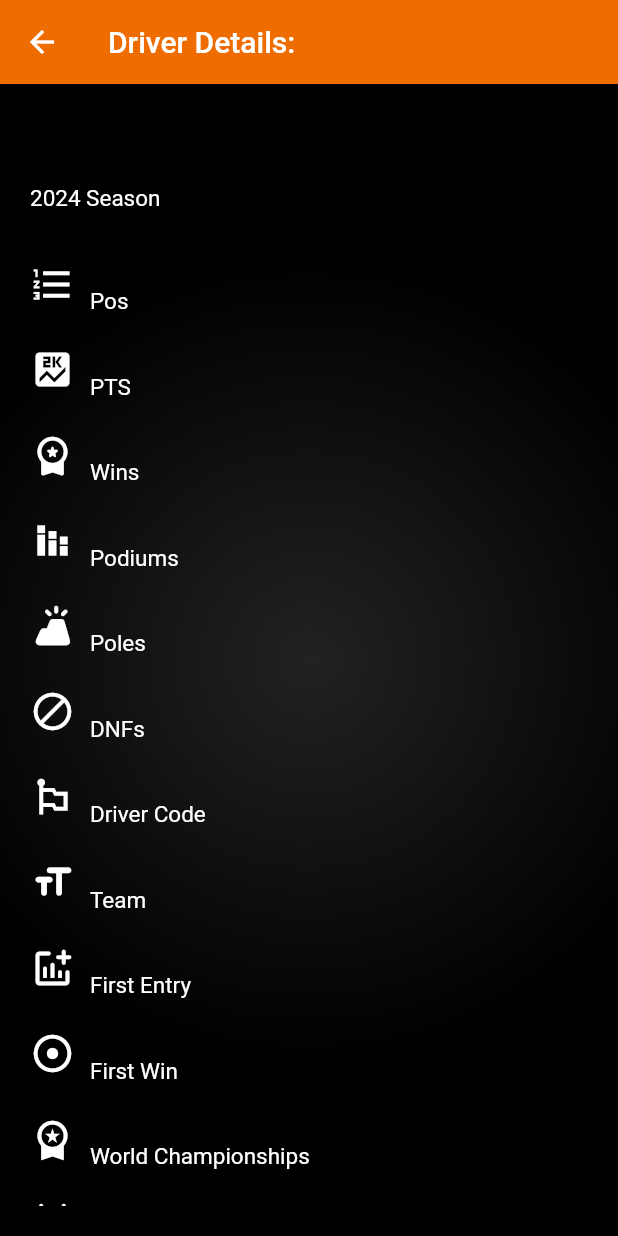
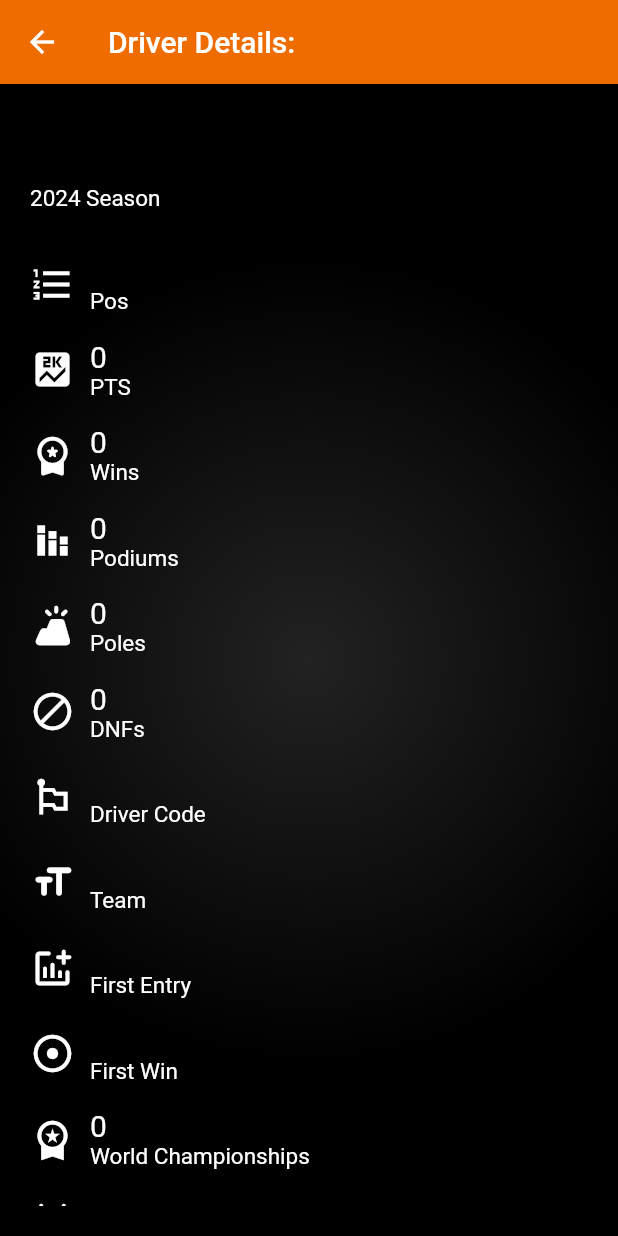
Before and after one commit to Rakshit-Attri/pit_stop, a Flutter app: the DriverDetailScreen screen opened directly with empty values, on a phone screen of 412 x 824 dp. Run offline on Flutter 3.47's test engine with Material 3 defaults, Android fonts, the phone set to English and light mode, and no system bars; our stand-ins replace cached_network_image, carousel_slider, dio, flutter_secure_storage, flutter_spinkit, flutter_svg and 4 more; accounts and stored records are empty; network calls fail.

Commit message:
minor fixess

```diff
--- a/lib/models/stamdings_model.dart
+++ b/lib/models/stamdings_model.dart
@@ -2,15 +2,15 @@ class Driver {
   String number;
   String name;
   String team;
-  String points;
-  String wins;
-  String podiums;
-  String poles;
-  String dnfs;
+  int points;
+  int wins;
+  int podiums;
+  int poles;
+  int dnfs;
   String drivercode;
   String firstentry;
   String firstwin;
-  String wc;
+  int wc;
   String dob;
   String country;
   String details;
@@ -41,19 +41,19 @@ class Driver {
       number: json['number'] ?? '',
       name: json['name'] ?? '',
       team: json['team'] ?? '',
-      points: json['points'] ?? '',
-      wins: json['wins'] ?? '',
-      podiums: json['podiums'] ?? '',
-      poles: json['poles'] ?? '',
-      dnfs: json['dnfs'] ?? '',
+      points: json['points'] is int ? json['points'] : int.tryParse(json['points'].toString()) ?? 0,
+      wins: json['wins'] is int ? json['wins'] : int.tryParse(json['wins'].toString()) ?? 0,
+      podiums: json['podiums'] is int ? json['podiums'] : int.tryParse(json['podiums'].toString()) ?? 0,
+      poles: json['poles'] is int ? json['poles'] : int.tryParse(json['poles'].toString()) ?? 0,
+      dnfs: json['dnfs'] is int ? json['dnfs'] : int.tryParse(json['dnfs'].toString()) ?? 0,
       drivercode: json['drivercode'] ?? '',
       firstentry: json['firstentry'] ?? '',
       firstwin: json['firstwin'] ?? '',
-      wc: json['wc'] ?? '',
+      wc: json['wc'] is int ? json['wc'] : int.tryParse(json['wc'].toString()) ?? 0,
       dob: json['dob'] ?? '',
       country: json['country'] ?? '',
       details: json['details'] ?? '',
-      imageUrl: json['imageUrl'] ?? '', // JSON parsing updated
+      imageUrl: json['imageUrl'] ?? '',
     );
   }
 
@@ -83,8 +83,8 @@ class Driver {
 class Team {
   final String position;
   final String name;
-  final String points;
-  final String wins;
+  final int points;
+  final int wins;
   final String carName;
   final String gps;
   final String totalpts;
@@ -138,8 +138,8 @@ class Team {
     return Team(
       position: json['position'] ?? '',
       name: json['name'] ?? '',
-      points: json['points'] ?? '',
-      wins: json['wins'] ?? '',
+      points: json['points'] is int ? json['points'] : int.tryParse(json['points'].toString()) ?? 0,
+      wins: json['wins'] is int ? json['wins'] : int.tryParse(json['wins'].toString()) ?? 0,
       carName: json['carName'] ?? '',
       gps: json['gps'] ?? '',
       totalpts: json['totalpts'] ?? '',
--- a/lib/screens/homee/driver_detail_screen.dart
+++ b/lib/screens/homee/driver_detail_screen.dart
@@ -68,27 +68,27 @@ class DriverDetailScreen extends StatelessWidget {
               ),
               _buildInfoRow(
                 icon: Icons.score,
-                value: driver.points,
+                value: driver.points.toString(),
                 label: 'PTS',
               ),
               _buildInfoRow(
                 icon: Icons.workspace_premium_rounded,
-                value: driver.wins,
+                value: driver.wins.toString(),
                 label: 'Wins',
               ),
               _buildInfoRow(
                 icon: Icons.stacked_bar_chart,
-                value: driver.podiums,
+                value: driver.podiums.toString(),
                 label: 'Podiums',
               ),
               _buildInfoRow(
                 icon: Icons.volcano_rounded,
-                value: driver.poles,
+                value: driver.poles.toString(),
                 label: 'Poles',
               ),
               _buildInfoRow(
                 icon: Icons.dnd_forwardslash_rounded,
-                value: driver.dnfs,
+                value: driver.dnfs.toString(),
                 label: 'DNFs',
               ),
               _buildInfoRow(
@@ -113,7 +113,7 @@ class DriverDetailScreen extends StatelessWidget {
               ),
               _buildInfoRow(
                 icon: Icons.workspace_premium,
-                value: driver.wc,
+                value: driver.wc.toString(),
                 label: 'World Championships',
               ),
               _buildInfoRow(
--- a/lib/screens/homee/standings.dart
+++ b/lib/screens/homee/standings.dart
@@ -196,7 +196,7 @@ class _StandingsState extends State<Standings>
                                                 children: [
                                                   E.myText(
                                                       drivers[index]
-                                                          .points,
+                                                          .points.toString(),
                                                       color: Colors
                                                           .white,
                                                       context:
@@ -294,7 +294,7 @@ class _StandingsState extends State<Standings>
                                                         20),
                                                     E.myText(
                                                         teams[index]
-                                                            .points,
+                                                            .points.toString(),
                                                         color: Colors
                                                             .white,
                                                         context:
@@ -308,7 +308,7 @@ class _StandingsState extends State<Standings>
                                                 children: [
                                                   E.myText(
                                                       teams[index]
-                                                          .wins,
+                                                          .wins.toString(),
                                                       color: Colors
                                                           .white,
                                                       context:
--- a/lib/screens/homee/team_detail_screen.dart
+++ b/lib/screens/homee/team_detail_screen.dart
@@ -56,9 +56,9 @@ class TeamDetailScreen extends StatelessWidget {
               const SizedBox(height: 15),
               _buildInfoRow(Icons.star, 'Position', team.position),
               const SizedBox(height: 15),
-              _buildInfoRow(Icons.bar_chart, 'Points', team.points),
+              _buildInfoRow(Icons.bar_chart, 'Points', team.points.toString()),
               const SizedBox(height: 15),
-              _buildInfoRow(Icons.workspace_premium, 'Wins', team.wins),
+              _buildInfoRow(Icons.workspace_premium, 'Wins', team.wins.toString()),
               const SizedBox(height: 15),
               _buildInfoRow(Icons.stacked_bar_chart, 'Podiums', team.podiums),
               const SizedBox(height: 15),
```
